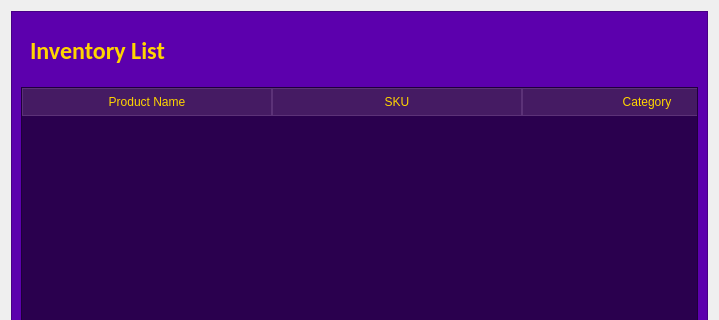
The window that UI/InventoryListcashier.ui (codenoobie25/ThunderCats) describes before a commit, drawn with Qt 5; both pictures show x 0 to 719 and y 0 to 320 of the 719 by 511 pixel window.
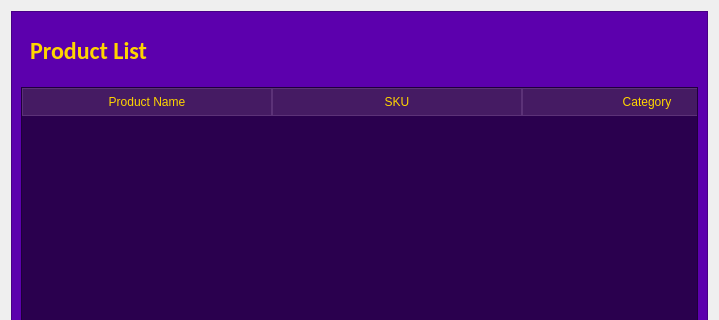
The same window after the commit.

The edit to the form file:
```diff
--- a/UI/InventoryListcashier.ui
+++ b/UI/InventoryListcashier.ui
@@ -54,7 +54,7 @@
             <string notr="true">color: #ffd500</string>
            </property>
            <property name="text">
-            <string>Inventory List</string>
+            <string>Product List</string>
            </property>
           </widget>
          </item>
```
